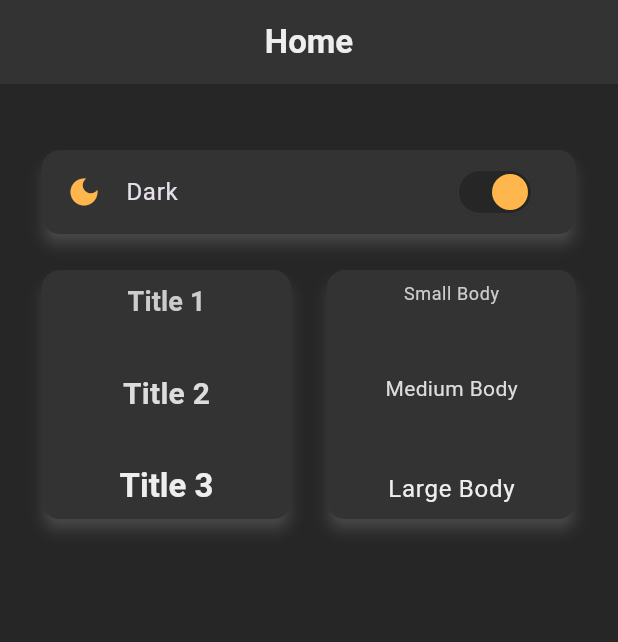
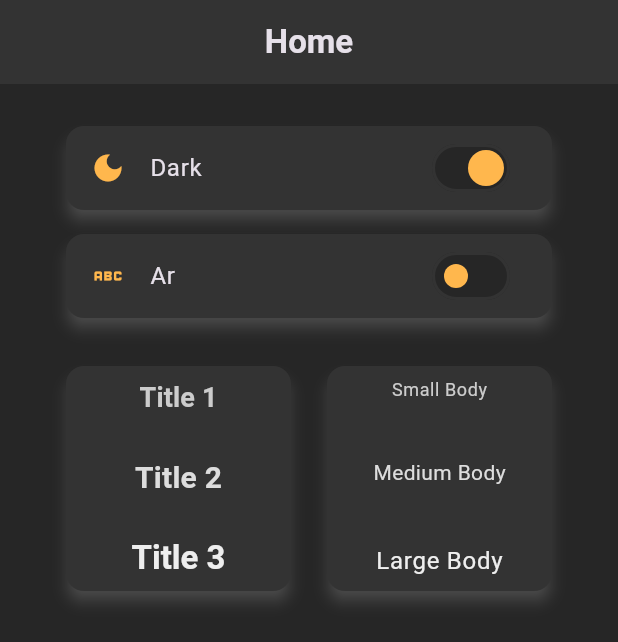
Before and after one commit to amer266030/flutter_animations, a Flutter app: the screen it shows after launch, after a tap on "Light", on a phone screen of 412 x 824 dp. Shown: the top 642 px of the screen. Run offline on Flutter 3.47's test engine with Material 3 defaults, Android fonts, the phone set to English and light mode, and no system bars; our stand-ins replace easy_localization, flutter_bloc, shared_preferences.

```diff
--- /dev/null
+++ b/assets/translations/ar-SA.json
@@ -0,0 +1,3 @@
+{
+  "homeTitle": "Al-Bayt"
+}
--- /dev/null
+++ b/assets/translations/en-US.json
@@ -0,0 +1,3 @@
+{
+  "homeTitle":"Home"
+}
--- a/lib/home/home_cubit.dart
+++ b/lib/home/home_cubit.dart
@@ -1,3 +1,4 @@
+import 'package:easy_localization/easy_localization.dart';
 import 'package:flutter/material.dart';
 import 'package:flutter_bloc/flutter_bloc.dart';
 import 'package:shared_preferences/shared_preferences.dart';
@@ -7,7 +8,8 @@ import '../theme_data/app_theme_cubit.dart';
 part 'home_state.dart';
 
 class HomeCubit extends Cubit<HomeState> {
-  bool isDarkMode = false;
+  bool isDarkMode = true;
+  bool isEnglish = true;
 
   HomeCubit(BuildContext context) : super(HomeInitial()) {
     initialLoad(context);
@@ -17,15 +19,29 @@ class HomeCubit extends Cubit<HomeState> {
     final prefs = await SharedPreferences.getInstance();
     final savedTheme = prefs.getString('theme');
     isDarkMode = (savedTheme == ThemeMode.dark.toString());
+    final savedLocale = prefs.getString('locale');
+    isEnglish = (savedLocale == 'true');
     updateUI();
   }
 
-  void toggleDarkMode(BuildContext context, bool value) {
-    isDarkMode = value;
+  void toggleDarkMode(BuildContext context) {
+    isDarkMode = !isDarkMode;
     final themeCubit = context.read<AppThemeCubit>();
     themeCubit.changeTheme(isDarkMode ? ThemeMode.light : ThemeMode.dark);
     updateUI();
   }
 
+  void toggleLanguage(BuildContext context) {
+    isEnglish = !isEnglish;
+    context.setLocale(
+        isEnglish ? const Locale('en', 'US') : const Locale('ar', 'SA'));
+    _saveLocale(isEnglish);
+  }
+
+  Future<void> _saveLocale(bool isEnglish) async {
+    final prefs = await SharedPreferences.getInstance();
+    await prefs.setString('locale', isEnglish ? 'true' : 'false');
+  }
+
   void updateUI() => emit(UpdateUIState());
 }
--- a/lib/home/home_screen.dart
+++ b/lib/home/home_screen.dart
@@ -1,8 +1,9 @@
 import 'package:animations/home/home_cubit.dart';
 import 'package:animations/home/subviews/content_view.dart';
+import 'package:animations/home/subviews/language_switch_view.dart';
 import 'package:animations/home/subviews/toggle_switch_view.dart';
-import 'package:animations/theme_data/extensions/text_style_ext.dart';
 import 'package:animations/theme_data/extensions/theme_ext.dart';
+import 'package:easy_localization/easy_localization.dart';
 import 'package:flutter/material.dart';
 import 'package:flutter_bloc/flutter_bloc.dart';
 
@@ -19,20 +20,29 @@ class HomeScreen extends StatelessWidget {
           backgroundColor: context.bg1,
           appBar: AppBar(
               backgroundColor: context.bg2,
-              title: Text('Home', style: context.titleLarge),
+              title: Text("homeTitle").tr(),
               centerTitle: true),
           body: SafeArea(
             child: Padding(
               padding: const EdgeInsets.all(24),
+              child: Padding(
+                padding: const EdgeInsets.symmetric(horizontal: 16),
                 child: ListView(
                   children: [
                     BlocBuilder<HomeCubit, HomeState>(
                       builder: (context, state) {
-                      return ToggleSwitchView(cubit: cubit);
+                        return Column(
+                          children: [
+                            ToggleSwitchView(cubit: cubit),
+                            LanguageSwitchView(cubit: cubit),
+                          ],
+                        );
                       },
                     ),
+                    const SizedBox(height: 16),
                     const ContentView(),
                   ],
+                ),
               ),
             ),
           ),
--- a/lib/home/subviews/content_view.dart
+++ b/lib/home/subviews/content_view.dart
@@ -7,12 +7,15 @@ class ContentView extends StatelessWidget {
 
   @override
   Widget build(BuildContext context) {
+    return OrientationBuilder(
+      builder: (BuildContext context, Orientation orientation) {
         return Row(
+          crossAxisAlignment: CrossAxisAlignment.start,
           mainAxisAlignment: MainAxisAlignment.spaceBetween,
           children: [
             Expanded(
               child: AspectRatio(
-            aspectRatio: 1,
+                aspectRatio: (orientation == Orientation.portrait) ? 1 : 3,
                 child: Card(
                   color: context.bg2,
                   elevation: 4,
@@ -55,5 +58,7 @@ class ContentView extends StatelessWidget {
             ),
           ],
         );
+      },
+    );
   }
 }
--- /dev/null
+++ b/lib/home/subviews/language_switch_view.dart
@@ -0,0 +1,30 @@
+import 'package:animations/home/home_cubit.dart';
+import 'package:animations/theme_data/extensions/theme_ext.dart';
+import 'package:flutter/material.dart';
+
+class LanguageSwitchView extends StatelessWidget {
+  const LanguageSwitchView({super.key, required this.cubit});
+  final HomeCubit cubit;
+
+  @override
+  Widget build(BuildContext context) {
+    return Padding(
+      padding: const EdgeInsets.symmetric(vertical: 8.0),
+      child: Card(
+        color: context.bg2,
+        elevation: 4,
+        shadowColor: context.textColor3.withOpacity(0.5),
+        child: SwitchListTile(
+          title: Text(cubit.isEnglish ? 'En' : 'Ar'),
+          activeColor: context.accent,
+          inactiveThumbColor: context.accent,
+          trackColor: WidgetStateProperty.all(context.bg1),
+          trackOutlineColor: WidgetStateProperty.all(context.bg2),
+          value: cubit.isEnglish,
+          onChanged: (_) => cubit.toggleLanguage(context),
+          secondary: Icon(Icons.abc, size: 24, color: context.accent),
+        ),
+      ),
+    );
+  }
+}
--- a/lib/home/subviews/toggle_switch_view.dart
+++ b/lib/home/subviews/toggle_switch_view.dart
@@ -8,9 +8,7 @@ class ToggleSwitchView extends StatelessWidget {
 
   @override
   Widget build(BuildContext context) {
-    return Padding(
-      padding: const EdgeInsets.symmetric(vertical: 16),
-      child: Card(
+    return Card(
       color: context.bg2,
       elevation: 4,
       shadowColor: context.textColor3.withOpacity(0.5),
@@ -21,14 +19,13 @@ class ToggleSwitchView extends StatelessWidget {
         trackColor: WidgetStateProperty.all(context.bg1),
         trackOutlineColor: WidgetStateProperty.all(context.bg2),
         value: cubit.isDarkMode,
-          onChanged: (bool value) => cubit.toggleDarkMode(context, value),
+        onChanged: (_) => cubit.toggleDarkMode(context),
         secondary: Icon(
           cubit.isDarkMode ? Icons.dark_mode : Icons.sunny,
           size: 24,
           color: context.accent,
         ),
       ),
-      ),
     );
   }
 }
--- a/lib/main.dart
+++ b/lib/main.dart
@@ -1,11 +1,22 @@
 import 'package:animations/home/home_screen.dart';
 import 'package:animations/theme_data/app_theme_cubit.dart';
 import 'package:animations/theme_data/app_themes.dart';
+import 'package:easy_localization/easy_localization.dart';
 import 'package:flutter/material.dart';
 import 'package:flutter_bloc/flutter_bloc.dart';
 
-void main() {
-  runApp(const MainApp());
+void main() async {
+  WidgetsFlutterBinding.ensureInitialized();
+  await EasyLocalization.ensureInitialized();
+
+  runApp(
+    EasyLocalization(
+        supportedLocales: const [Locale('en', 'US'), Locale('ar', 'SA')],
+        path: 'assets/translations',
+        fallbackLocale: const Locale('en', 'US'),
+        child: const MainApp()),
+  );
+  // runApp(const MainApp());
 }
 
 class MainApp extends StatelessWidget {
@@ -22,6 +33,10 @@ class MainApp extends StatelessWidget {
             theme: AppThemes.lightTheme,
             darkTheme: AppThemes.darkTheme,
             themeMode: themeMode,
+            locale: context.locale, // From EasyLocalization
+            supportedLocales: context.supportedLocales, // From EasyLocalization
+            localizationsDelegates:
+                context.localizationDelegates, // From EasyLocalization
             home: const HomeScreen(),
           );
         },
--- a/pubspec.yaml
+++ b/pubspec.yaml
@@ -7,6 +7,7 @@ environment:
   sdk: ^3.5.3
 
 dependencies:
+  easy_localization: ^3.0.7
   flutter:
     sdk: flutter
   flutter_bloc: ^8.1.6
@@ -19,3 +20,6 @@ dev_dependencies:
 
 flutter:
   uses-material-design: true
+  assets:
+    - assets/translations/ar-SA.json
+    - assets/translations/en-US.json
```
Also changed, not shown: lib/profile/profile_screen.dart (added, +28 -0 lines), 4 other files. Lines whose indentation alone changed are shown as unchanged.
